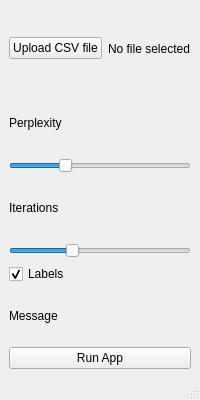
Old version of the form menuwindow.ui in the repository sady410/Insight-SNE.
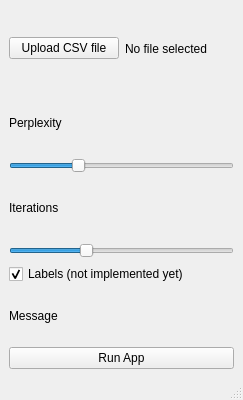
New version of the form.

```diff
--- a/menuwindow.ui
+++ b/menuwindow.ui
@@ -6,7 +6,7 @@
    <rect>
     <x>0</x>
     <y>0</y>
-    <width>200</width>
+    <width>243</width>
     <height>400</height>
    </rect>
   </property>
@@ -108,7 +108,7 @@
     <item>
      <widget class="QCheckBox" name="checkBox">
       <property name="text">
-       <string>Labels</string>
+       <string>Labels (not implemented yet)</string>
       </property>
       <property name="checked">
        <bool>true</bool>
```
Left out of the diff: 4 changed lines with no effect on the pictures.
